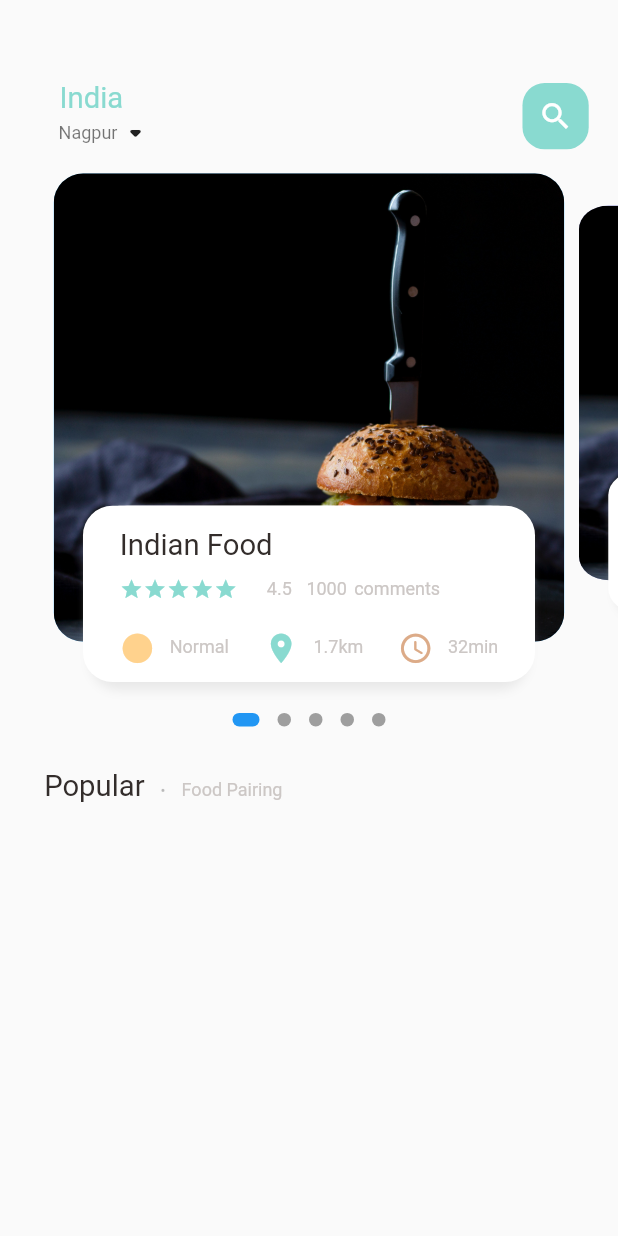
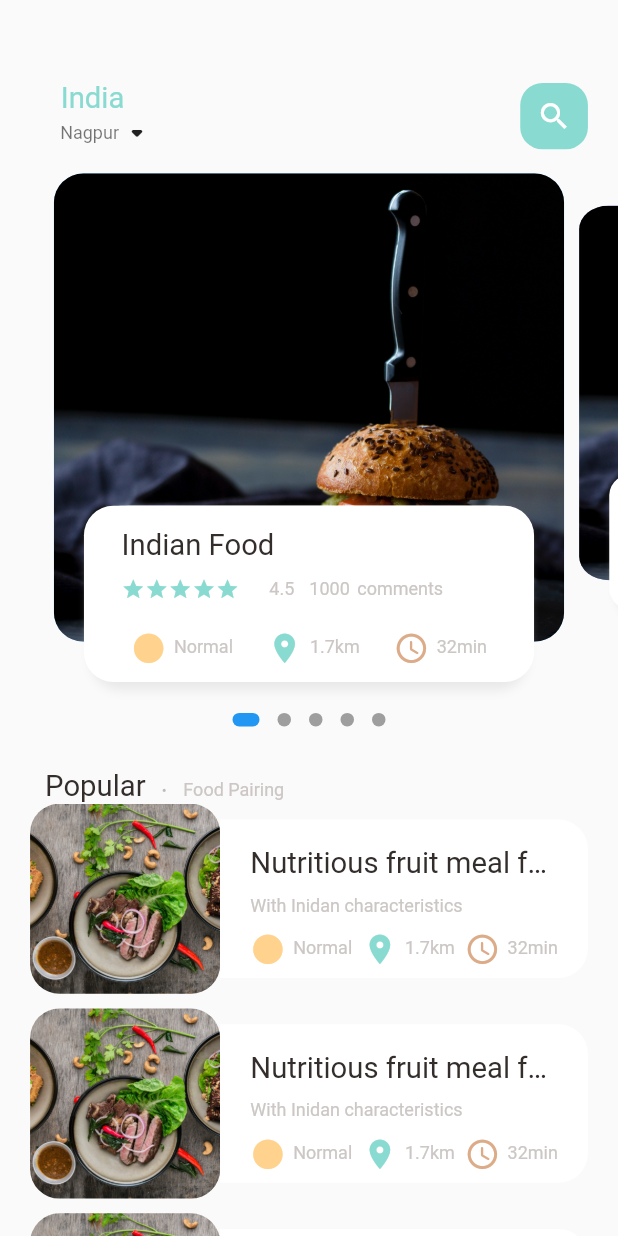
Before and after one commit to abdGhost/ecommerce_app, a Flutter app: the screen it shows after launch, on a phone screen of 412 x 824 dp. Run offline on Flutter 3.47's test engine with Material 2 defaults, Android fonts, the phone set to English and light mode, and no system bars; drawn by our look-alikes of dots_indicator; our stand-ins replace get.

Commit message:
Added Popular section

```diff
--- a/lib/home/food_screen_body.dart
+++ b/lib/home/food_screen_body.dart
@@ -96,6 +96,111 @@ class _FoodScreenBodyState extends State<FoodScreenBody> {
                 ),
               )
             ],
+          ),
+        ),
+
+        //List of food and image
+        Container(
+          height: 900,
+          child: ListView.builder(
+            itemCount: 10,
+            physics: const NeverScrollableScrollPhysics(),
+            shrinkWrap: true,
+            itemBuilder: (context, index) {
+              return Container(
+                margin: EdgeInsets.only(
+                  left: Dimensions.width20,
+                  right: Dimensions.width20,
+                  bottom: Dimensions.height10,
+                ),
+                child: Row(
+                  children: [
+                    //Image  Container
+                    Container(
+                      width: Dimensions.listviewImgSize,
+                      height: Dimensions.listviewImgSize,
+                      decoration: BoxDecoration(
+                        borderRadius:
+                            BorderRadius.circular(Dimensions.radius20),
+                        image: const DecorationImage(
+                          fit: BoxFit.cover,
+                          image: AssetImage('assets/images/food1.jpg'),
+                        ),
+                        color: Colors.white38,
+                      ),
+                    ),
+
+                    // Text Conatiner
+                    Expanded(
+                      child: Container(
+                        height: Dimensions.listviewTextContSize,
+                        decoration: BoxDecoration(
+                          color: Colors.white,
+                          borderRadius: BorderRadius.only(
+                            bottomRight: Radius.circular(Dimensions.radius20),
+                            topRight: Radius.circular(Dimensions.radius20),
+                          ),
+                        ),
+                        child: Padding(
+                          padding: EdgeInsets.only(
+                            left: Dimensions.width20,
+                            right: Dimensions.width20,
+                          ),
+                          child: Column(
+                            crossAxisAlignment: CrossAxisAlignment.start,
+                            mainAxisAlignment: MainAxisAlignment.center,
+                            children: [
+                              SizedBox(
+                                height: Dimensions.height10,
+                              ),
+                              BigText(
+                                text: "Nutritious fruit meal found in India",
+                              ),
+                              SizedBox(
+                                height: Dimensions.height10,
+                              ),
+                              SmallText(
+                                text: "With Inidan characteristics",
+                              ),
+                              SizedBox(
+                                height: Dimensions.height10,
+                              ),
+                              Row(
+                                mainAxisAlignment:
+                                    MainAxisAlignment.spaceBetween,
+                                children: [
+                                  IconAndTextWidget(
+                                    text: "Normal",
+                                    icon: Icons.circle_sharp,
+                                    iconColor: AppColors.iconColor01,
+                                  ),
+                                  SizedBox(
+                                    width: Dimensions.width5,
+                                  ),
+                                  IconAndTextWidget(
+                                    text: "1.7km",
+                                    icon: Icons.location_on,
+                                    iconColor: AppColors.mainColor,
+                                  ),
+                                  SizedBox(
+                                    width: Dimensions.width5,
+                                  ),
+                                  IconAndTextWidget(
+                                    text: "32min",
+                                    icon: Icons.access_time_rounded,
+                                    iconColor: AppColors.iconColor02,
+                                  ),
+                                ],
+                              ),
+                            ],
+                          ),
+                        ),
+                      ),
+                    )
+                  ],
+                ),
+              );
+            },
           ),
         )
       ],
@@ -219,7 +324,7 @@ class _FoodScreenBodyState extends State<FoodScreenBody> {
                       height: Dimensions.height20,
                     ),
                     Row(
-                      mainAxisAlignment: MainAxisAlignment.spaceBetween,
+                      mainAxisAlignment: MainAxisAlignment.spaceEvenly,
                       children: [
                         IconAndTextWidget(
                           text: "Normal",
--- a/lib/home/main_food_screen.dart
+++ b/lib/home/main_food_screen.dart
@@ -73,7 +73,11 @@ class _MainFoodScreenState extends State<MainFoodScreen> {
               ),
             ),
           ),
-          const FoodScreenBody(),
+          const Expanded(
+            child: SingleChildScrollView(
+              child: FoodScreenBody(),
+            ),
+          ),
         ],
       ),
     );
--- a/lib/util/dimensions.dart
+++ b/lib/util/dimensions.dart
@@ -18,13 +18,13 @@ class Dimensions {
   static double height55 = screenHeight / 15.27;
 
   //Dynamic width for padding and margin
-  static double width5 = screenHeight / 168;
-  static double width10 = screenHeight / 84.4;
-  static double width15 = screenHeight / 56.27;
-  static double width20 = screenHeight / 42.2;
-  static double width30 = screenHeight / 28;
-  static double width45 = screenHeight / 18.66;
-  static double width55 = screenHeight / 15.27;
+  static double width5 = screenWidth / 82;
+  static double width10 = screenWidth / 41.1;
+  static double width15 = screenWidth / 27.4;
+  static double width20 = screenWidth / 20.55;
+  static double width30 = screenWidth / 13.7;
+  static double width45 = screenWidth / 9.13;
+  static double width55 = screenWidth / 7.47;
 
   //Dynamic Font Size
   static double font16 = screenHeight / 52.5;
@@ -37,4 +37,8 @@ class Dimensions {
 
   //Dynamic IconSize
   static double iconSize24 = screenHeight / 35;
+
+  //ListView Size
+  static double listviewImgSize = screenWidth / 3.25;
+  static double listviewTextContSize = screenWidth / 3.9;
 }
--- a/lib/widget/icon_and_text_widget.dart
+++ b/lib/widget/icon_and_text_widget.dart
@@ -24,7 +24,7 @@ class IconAndTextWidget extends StatelessWidget {
           size: Dimensions.iconSize24,
         ),
         SizedBox(
-          width: Dimensions.width10,
+          width: Dimensions.width5,
         ),
         SmallText(
           text: text,
```
